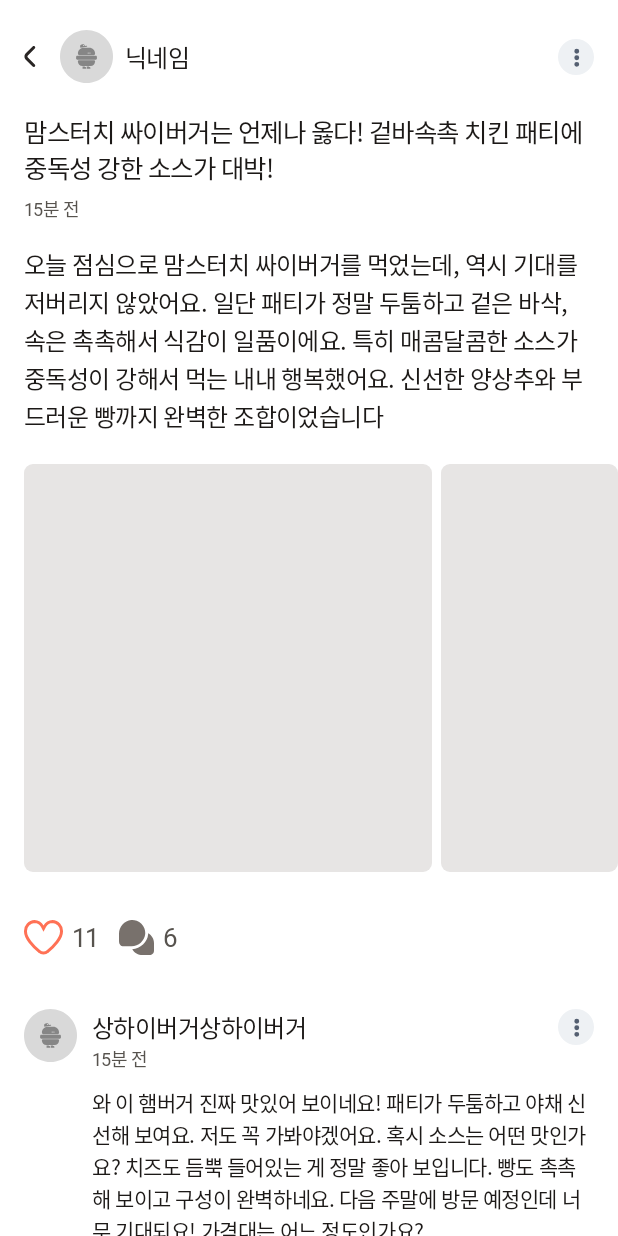
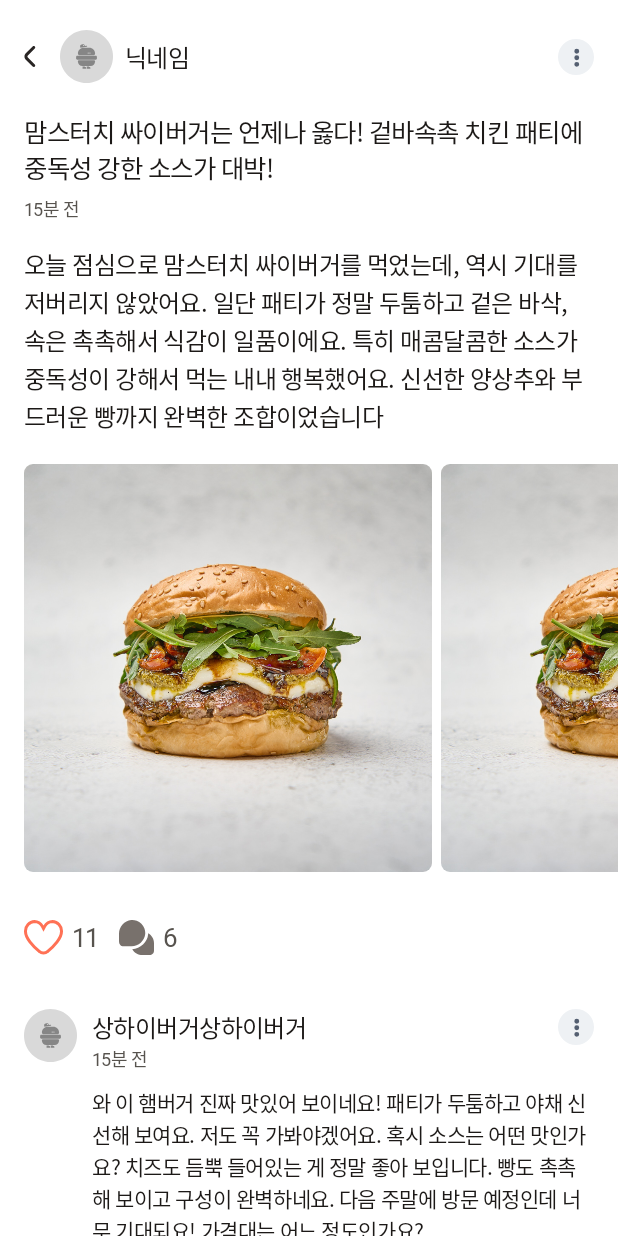
Before and after one commit to HambugDev/Hambug-Android, an Android app built with Jetpack Compose: the @Preview function PostDetailScreenPreview, on a phone screen of 412 x 824 dp. Run offline under Robolectric (Android 15) with nearby library versions, the phone set to English and light mode, and no system bars; Roboto replaces fonts that are not available here.

```diff
--- a/app/src/main/java/desktop/hambug/presentation/community/PostDetailScreen.kt
+++ b/app/src/main/java/desktop/hambug/presentation/community/PostDetailScreen.kt
@@ -1,10 +1,8 @@
 package desktop.hambug.presentation.community
 
 import androidx.compose.foundation.Image
-import androidx.compose.foundation.background
 import androidx.compose.foundation.clickable
 import androidx.compose.foundation.layout.Arrangement
-import androidx.compose.foundation.layout.Box
 import androidx.compose.foundation.layout.Column
 import androidx.compose.foundation.layout.Row
 import androidx.compose.foundation.layout.Spacer
@@ -14,6 +12,7 @@ import androidx.compose.foundation.layout.height
 import androidx.compose.foundation.layout.padding
 import androidx.compose.foundation.layout.size
 import androidx.compose.foundation.layout.width
+import androidx.compose.foundation.lazy.LazyRow
 import androidx.compose.foundation.shape.RoundedCornerShape
 import androidx.compose.material3.ExperimentalMaterial3Api
 import androidx.compose.material3.Icon
@@ -27,7 +26,9 @@ import androidx.compose.runtime.remember
 import androidx.compose.runtime.setValue
 import androidx.compose.ui.Alignment
 import androidx.compose.ui.Modifier
+import androidx.compose.ui.draw.clip
 import androidx.compose.ui.graphics.Color
+import androidx.compose.ui.layout.ContentScale
 import androidx.compose.ui.res.painterResource
 import androidx.compose.ui.tooling.preview.Preview
 import androidx.compose.ui.unit.dp
@@ -58,137 +59,26 @@ fun PostDetailScreen() {
         ) {
             Spacer(modifier = Modifier.height(20.dp))
 
-            // 상단 닉네임 표시 영역
-            Row(
-                modifier = Modifier
-                    .fillMaxWidth()
-                    .padding(horizontal = 16.dp),
-                horizontalArrangement = Arrangement.SpaceBetween,
-                verticalAlignment = Alignment.CenterVertically
-            ) {
-                Row(
-                    verticalAlignment = Alignment.CenterVertically
-                ) {
-                    Icon(
-                        modifier = Modifier
-                            .clickable {  }
-                            .padding(top = 10.dp, bottom = 10.dp, end = 16.dp),
-                        imageVector = AppIcons.BackDetail,
-                        contentDescription = null,
-                        tint = HambugTheme.colors.iconDefault
-                    )
-                    Image(
-                        modifier = Modifier.size(35.dp),
-                        painter = painterResource(id = R.drawable.logo_profile),
-                        contentDescription = null
-                    )
-                    Spacer(modifier = Modifier.width(8.dp))
-                    Text(
-                        text = "닉네임",
-                        style = HambugTheme.typography.body02,
-                        color = HambugTheme.colors.textHeadline
-                    )
-                }
-
-                Icon(
-                    modifier = Modifier.clickable { showPostBottomSheet = true },
-                    imageVector = AppIcons.Dots,
-                    contentDescription = null,
-                    tint = Color.Unspecified
-                )
-            }
+            // 상단 프로필 영역
+            PostDetailProfileSection(
+                onClickBack = {},
+                onClickMore = { showPostBottomSheet = true }
+            )
 
             Spacer(modifier = Modifier.height(20.dp))
 
             // 제목 + 시간 + 내용 영역
-            Column(
-                modifier = Modifier
-                    .fillMaxWidth()
-                    .padding(horizontal = 16.dp)
-            ) {
-                Text(
-                    text = "맘스터치 싸이버거는 언제나 옳다! 겉바속촉 치킨 패티에 중독성 강한 소스가 대박!",
-                    style = HambugTheme.typography.title02,
-                    color = HambugTheme.colors.textHeadline
-                )
-
-                Spacer(modifier = Modifier.height(6.dp))
-
-                Text(
-                    text = "15분 전",
-                    style = HambugTheme.typography.label02,
-                    color = HambugTheme.colors.textDisabled
-                )
-
-                Spacer(modifier = Modifier.height(16.dp))
-
-                Text(
-                    text = "오늘 점심으로 맘스터치 싸이버거를 먹었는데, 역시 기대를 저버리지 않았어요. 일단 패티가 정말 두툼하고 겉은 바삭, 속은 촉촉해서 식감이 일품이에요. 특히 매콤달콤한 소스가 중독성이 강해서 먹는 내내 행복했어요. 신선한 양상추와 부드러운 빵까지 완벽한 조합이었습니다",
-                    style = HambugTheme.typography.body02,
-                    color = HambugTheme.colors.textHeadline
-                )
-            }
+            PostDetailTextSection()
 
             Spacer(modifier = Modifier.height(20.dp))
 
-            // 이미지 영역
-            Row(
-                modifier = Modifier.padding(start = 16.dp)
-            ) {
-                Box(
-                    modifier = Modifier
-                        .size(272.dp)
-                        .background(color = HambugTheme.colors.bgDarker, shape = RoundedCornerShape(6.dp))
-                )
-                Spacer(modifier = Modifier.width(6.dp))
-                Box(
-                    modifier = Modifier
-                        .size(272.dp)
-                        .background(color = HambugTheme.colors.bgDarker, shape = RoundedCornerShape(6.dp))
-                )
-            }
+            // 게시물 이미지 영역
+            PostDetailImageSection()
 
             Spacer(modifier = Modifier.height(32.dp))
 
             // 아이콘 영역
-            Row(
-                modifier = Modifier.padding(horizontal = 16.dp),
-                verticalAlignment = Alignment.CenterVertically
-            ) {
-                Row(
-                    verticalAlignment = Alignment.CenterVertically
-                ) {
-                    Icon(
-                        imageVector = AppIcons.HeartBorder,
-                        contentDescription = null,
-                        tint = HambugTheme.colors.primRed
-                    )
-                    Spacer(modifier = Modifier.width(6.dp))
-                    Text(
-                        text = "11",
-                        style = HambugTheme.typography.body01,
-                        color = HambugTheme.colors.textDisabled
-                    )
-                }
-
-                Spacer(modifier = Modifier.width(12.dp))
-
-                Row(
-                    verticalAlignment = Alignment.CenterVertically
-                ) {
-                    Icon(
-                        imageVector = AppIcons.CommentDetail,
-                        contentDescription = null,
-                        tint = HambugTheme.colors.iconDisabled
-                    )
-                    Spacer(modifier = Modifier.width(6.dp))
-                    Text(
-                        text = "6",
-                        style = HambugTheme.typography.body01,
-                        color = HambugTheme.colors.textDisabled
-                    )
-                }
-            }
+            PostDetailIconSection()
 
             Spacer(modifier = Modifier.height(36.dp))
 
@@ -279,6 +169,143 @@ fun PostDetailScreen() {
     }
 }
 
+@Composable
+fun PostDetailProfileSection(
+    onClickBack: () -> Unit,
+    onClickMore: () -> Unit
+) {
+    Row(
+        modifier = Modifier
+            .fillMaxWidth()
+            .padding(horizontal = 16.dp),
+        horizontalArrangement = Arrangement.SpaceBetween,
+        verticalAlignment = Alignment.CenterVertically
+    ) {
+        Row(
+            verticalAlignment = Alignment.CenterVertically
+        ) {
+            Icon(
+                modifier = Modifier
+                    .clickable { onClickBack() }
+                    .padding(top = 10.dp, bottom = 10.dp, end = 16.dp),
+                imageVector = AppIcons.BackDetail,
+                contentDescription = null,
+                tint = HambugTheme.colors.iconDefault
+            )
+            Image(
+                modifier = Modifier.size(35.dp),
+                painter = painterResource(id = R.drawable.logo_profile),
+                contentDescription = null
+            )
+            Spacer(modifier = Modifier.width(8.dp))
+            Text(
+                text = "닉네임",
+                style = HambugTheme.typography.body02,
+                color = HambugTheme.colors.textHeadline
+            )
+        }
+
+        Icon(
+            modifier = Modifier.clickable { onClickMore() },
+            imageVector = AppIcons.Dots,
+            contentDescription = null,
+            tint = Color.Unspecified
+        )
+    }
+}
+
+@Composable
+fun PostDetailTextSection() {
+    Column(
+        modifier = Modifier
+            .fillMaxWidth()
+            .padding(horizontal = 16.dp)
+    ) {
+        Text(
+            text = "맘스터치 싸이버거는 언제나 옳다! 겉바속촉 치킨 패티에 중독성 강한 소스가 대박!",
+            style = HambugTheme.typography.title02,
+            color = HambugTheme.colors.textHeadline
+        )
+
+        Spacer(modifier = Modifier.height(6.dp))
+
+        Text(
+            text = "15분 전",
+            style = HambugTheme.typography.label02,
+            color = HambugTheme.colors.textDisabled
+        )
+
+        Spacer(modifier = Modifier.height(16.dp))
+
+        Text(
+            text = "오늘 점심으로 맘스터치 싸이버거를 먹었는데, 역시 기대를 저버리지 않았어요. 일단 패티가 정말 두툼하고 겉은 바삭, 속은 촉촉해서 식감이 일품이에요. 특히 매콤달콤한 소스가 중독성이 강해서 먹는 내내 행복했어요. 신선한 양상추와 부드러운 빵까지 완벽한 조합이었습니다",
+            style = HambugTheme.typography.body02,
+            color = HambugTheme.colors.textHeadline
+        )
+    }
+}
+
+@Composable
+fun PostDetailImageSection() {
+    LazyRow(
+        modifier = Modifier.padding(start = 16.dp),
+        horizontalArrangement = Arrangement.spacedBy(6.dp)
+    ) {
+        items(count = 5) {
+            Image(
+                modifier = Modifier
+                    .size(272.dp)
+                    .clip(RoundedCornerShape(6.dp)),
+                painter = painterResource(R.drawable.hambuger),
+                contentDescription = null,
+                contentScale = ContentScale.Crop
+            )
+        }
+    }
+}
+
+@Composable
+fun PostDetailIconSection() {
+    Row(
+        modifier = Modifier.padding(horizontal = 16.dp),
+        verticalAlignment = Alignment.CenterVertically
+    ) {
+        Row(
+            verticalAlignment = Alignment.CenterVertically
+        ) {
+            Icon(
+                imageVector = AppIcons.HeartBorder,
+                contentDescription = null,
+                tint = HambugTheme.colors.primRed
+            )
+            Spacer(modifier = Modifier.width(6.dp))
+            Text(
+                text = "11",
+                style = HambugTheme.typography.body01,
+                color = HambugTheme.colors.textDisabled
+            )
+        }
+
+        Spacer(modifier = Modifier.width(12.dp))
+
+        Row(
+            verticalAlignment = Alignment.CenterVertically
+        ) {
+            Icon(
+                imageVector = AppIcons.CommentDetail,
+                contentDescription = null,
+                tint = HambugTheme.colors.iconDisabled
+            )
+            Spacer(modifier = Modifier.width(6.dp))
+            Text(
+                text = "6",
+                style = HambugTheme.typography.body01,
+                color = HambugTheme.colors.textDisabled
+            )
+        }
+    }
+}
+
 @Preview
 @Composable
 fun PostDetailScreenPreview() {
```
